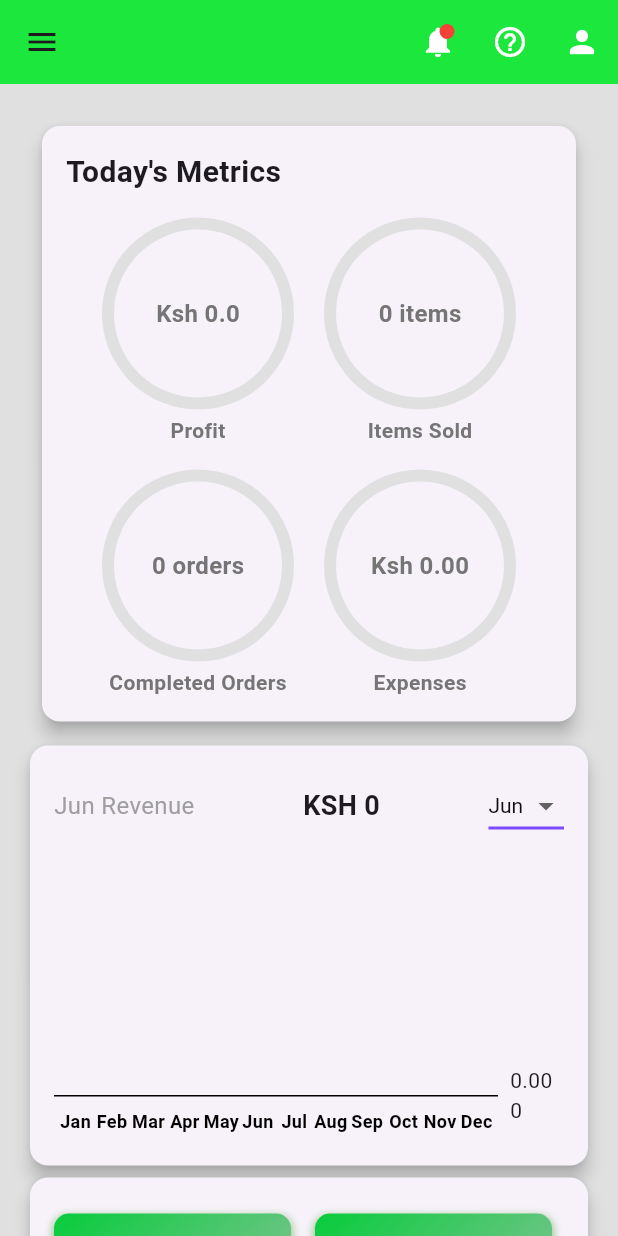
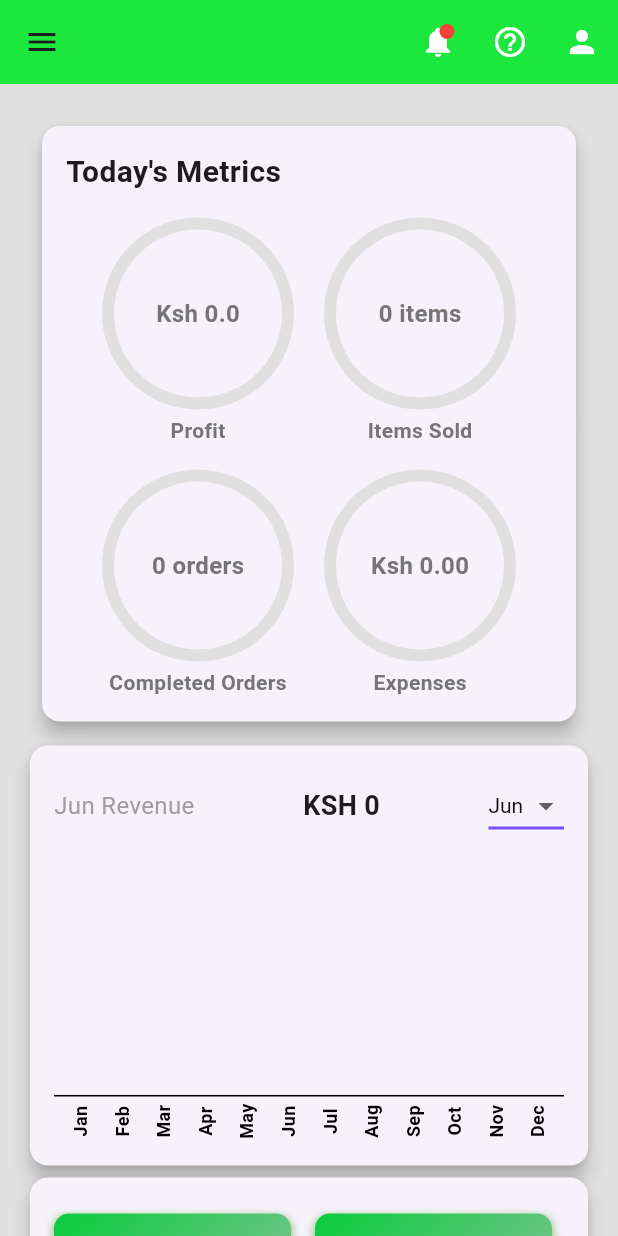
Before and after one commit to BrianKawinzi/medfast_go, a Flutter app: the HomeScreen screen opened by its route, on a phone screen of 412 x 824 dp. Run offline on Flutter 3.47's test engine with Material 3 defaults, Android fonts, the phone set to English and light mode, and no system bars; drawn by our look-alikes of fl_chart; our stand-ins replace audioplayers, csv, file_picker, fluttertoast, geolocator, image_picker and 4 more; missing offline and left inert: barcode_scan2, excel, flutter_file_dialog, mpesa_flutter_plugin, qr_code_scanner; accounts and stored records are empty.

Commit message:
months rotates in the bargraph

```diff
--- a/lib/pages/home_screen.dart
+++ b/lib/pages/home_screen.dart
@@ -886,6 +886,7 @@ class _HomeScreenState extends State<HomeScreen> {
 
 
 
+
 class IndividualBar extends StatelessWidget {
   final int selectedMonthIndex;
   final List<double> monthlyAmounts;
@@ -927,7 +928,10 @@ class IndividualBar extends StatelessWidget {
           leftTitles: AxisTitles(
             sideTitles: SideTitles(showTitles: false),
           ),
-           topTitles: AxisTitles(
+          rightTitles: AxisTitles(
+            sideTitles: SideTitles(showTitles: false),
+          ),
+          topTitles: AxisTitles(
             sideTitles: SideTitles(showTitles: false),
           ),
           bottomTitles: AxisTitles(
@@ -985,7 +989,10 @@ class IndividualBar extends StatelessWidget {
                 return SideTitleWidget(
                   axisSide: meta.axisSide,
                   space: 8.0, // space between bar and title
-                  child: text,
+                  child: Transform.rotate(
+                    angle: -pi / 2,
+                    child: text,
+                  ),
                 );
               },
             ),
@@ -994,7 +1001,7 @@ class IndividualBar extends StatelessWidget {
         gridData: FlGridData(show: false),
         borderData: FlBorderData(
           show: true,
-          border: Border(
+          border: const Border(
             bottom: BorderSide(
               color: Colors.black,
               width: 1,
```
